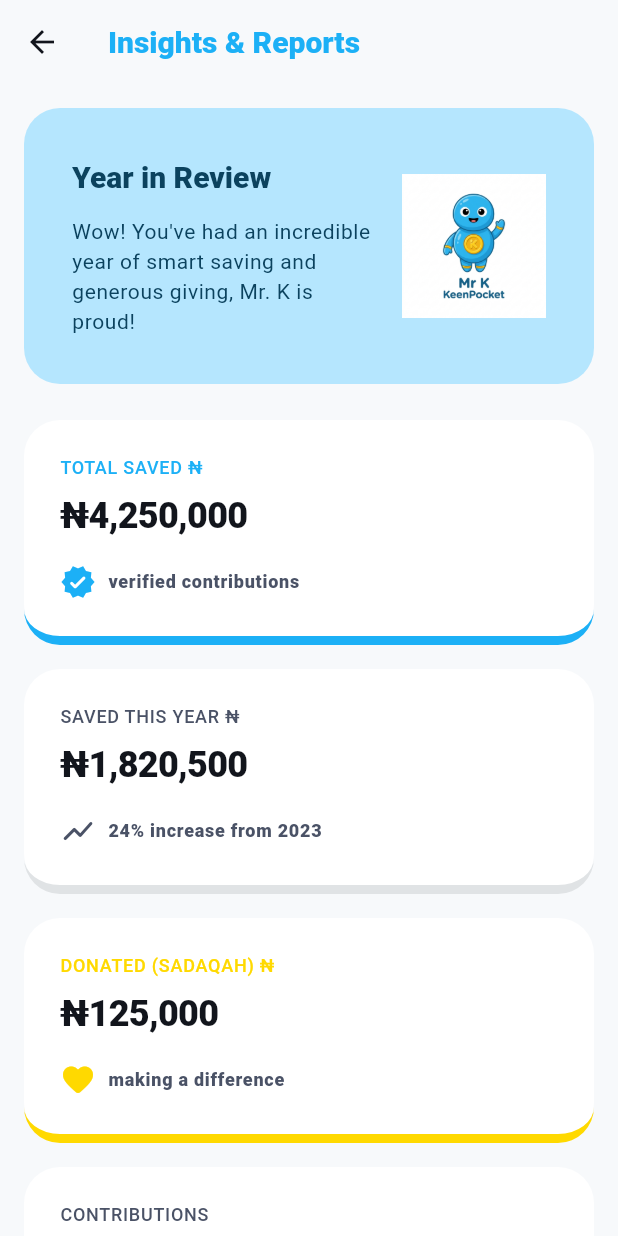
After one commit to devpsys/keen-pocket-v2, a Flutter app: the InsightsReportsPage screen opened directly, on a phone screen of 412 x 824 dp. The commit adds this screen. Run offline on Flutter 3.47's test engine with Material 3 defaults, Android fonts, the phone set to English and light mode, and no system bars; our stand-ins replace connectivity_plus, dio, drift, drift_flutter, flutter_bloc, flutter_secure_storage and 6 more; missing offline and left inert: analyzer, custom_lint_builder; accounts and stored records are empty; generated files the repository leaves out were written again; Roboto replaces fonts that are missing (Nunito).

Commit message:
feat(discovery): add Year-in-Review insights screen (phone + tablet), opened from Discover

```diff
--- a/lib/core/localization/arb/app_en.arb
+++ b/lib/core/localization/arb/app_en.arb
@@ -397,6 +397,25 @@
   "exploreCircleOrganiser": "{circle} Organiser",
   "@exploreCircleOrganiser": { "placeholders": { "circle": { "type": "String" } } },
   "exploreLimitedSpots": "Limited spots available.",
+  "insightsTitle": "Insights & Reports",
+  "insightsYearInReview": "Year in Review",
+  "insightsHeroBody": "Wow! You've had an incredible year of smart saving and generous giving, Mr. K is proud!",
+  "insightsTotalSaved": "Total Saved ₦",
+  "insightsTotalSavedCaption": "verified contributions",
+  "insightsSavedThisYear": "Saved This Year ₦",
+  "insightsSavedThisYearCaption": "24% increase from 2023",
+  "insightsDonated": "Donated (Sadaqah) ₦",
+  "insightsDonatedCaption": "making a difference",
+  "insightsContributions": "Contributions",
+  "insightsContributionsCaption": "verified transactions",
+  "insightsPockets": "Pockets",
+  "insightsPocketsCaption": "active goals",
+  "insightsAdashi": "Adashi",
+  "insightsAdashiCaption": "community circles",
+  "insightsFootnote": "KeenPocket keeps the records — it never holds your money.",
+  "insightsShareMyYear": "Share My Year",
+  "insightsMrKAdvice": "Mr. K's Advice",
+  "insightsMrKAdviceBody": "Building wealth is a marathon, not a sprint. Your consistency this year is truly inspiring. Why not aim for a 5% increase in your Sadaqah next month?",
 
   "friendsTitle": "Friends & Invites",
   "friendsInviteTitle": "Invite friends",
--- /dev/null
+++ b/lib/features/discovery/presentation/pages/insights_reports_page.dart
@@ -0,0 +1,33 @@
+import 'package:design_system/design_system.dart';
+import 'package:flutter/material.dart';
+
+import 'package:keenpockets/app/app_nav.dart';
+import 'package:keenpockets/core/localization/l10n_extension.dart';
+import 'package:keenpockets/features/discovery/presentation/widgets/insights_reports_phone_view.dart';
+import 'package:keenpockets/features/discovery/presentation/widgets/insights_reports_tablet_view.dart';
+
+/// "Year in Review" insights & reports (designs `insights_reports` / `_tablet`).
+/// Presentation-only: rendered from placeholder fixtures.
+class InsightsReportsPage extends StatelessWidget {
+  const InsightsReportsPage({super.key});
+
+  @override
+  Widget build(BuildContext context) {
+    return AppTabletShell(
+      body: Scaffold(
+        appBar: AppBar(
+          scrolledUnderElevation: 0,
+          title: Text(
+            context.l10n.insightsTitle,
+            style: context.textTheme.titleLarge?.copyWith(
+              color: context.colorScheme.primary,
+            ),
+          ),
+        ),
+        body: context.isExpanded
+            ? const InsightsReportsTabletView()
+            : const InsightsReportsPhoneView(),
+      ),
+    );
+  }
+}
--- /dev/null
+++ b/lib/features/discovery/presentation/widgets/insights_hero.dart
@@ -0,0 +1,43 @@
+import 'package:design_system/design_system.dart';
+import 'package:flutter/material.dart';
+
+import 'package:keenpockets/core/localization/l10n_extension.dart';
+
+/// "Year in Review" hero banner with a celebrating mascot.
+class InsightsHero extends StatelessWidget {
+  const InsightsHero({super.key});
+
+  @override
+  Widget build(BuildContext context) {
+    final onHero = context.colorScheme.onPrimaryContainer;
+    return Container(
+      padding: const EdgeInsets.all(KpSpacing.xl),
+      decoration: BoxDecoration(
+        color: context.colorScheme.primaryContainer,
+        borderRadius: KpRadii.allXl,
+      ),
+      child: Row(
+        children: [
+          Expanded(
+            child: Column(
+              crossAxisAlignment: CrossAxisAlignment.start,
+              children: [
+                Text(
+                  context.l10n.insightsYearInReview,
+                  style: context.textTheme.titleLarge?.copyWith(color: onHero),
+                ),
+                const Gap.s(),
+                Text(
+                  context.l10n.insightsHeroBody,
+                  style: context.textTheme.bodySmall?.copyWith(color: onHero),
+                ),
+              ],
+            ),
+          ),
+          const Gap.m(horizontal: true),
+          const KpMascot.celebrate(size: 96),
+        ],
+      ),
+    );
+  }
+}
--- /dev/null
+++ b/lib/features/discovery/presentation/widgets/insights_reports_fixtures.dart
@@ -0,0 +1,9 @@
+// PRESENTATION-ONLY placeholder data for the "Year in Review" insights screen
+// (designs `insights_reports` / `_tablet`). Pre-formatted display values.
+
+const kInsightTotalSaved = '₦4,250,000';
+const kInsightSavedThisYear = '₦1,820,500';
+const kInsightDonated = '₦125,000';
+const kInsightContributions = '342';
+const kInsightPockets = '12';
+const kInsightAdashi = '3';
--- /dev/null
+++ b/lib/features/discovery/presentation/widgets/insights_reports_phone_view.dart
@@ -0,0 +1,27 @@
+import 'package:design_system/design_system.dart';
+import 'package:flutter/material.dart';
+
+import 'package:keenpockets/features/discovery/presentation/widgets/insights_hero.dart';
+import 'package:keenpockets/features/discovery/presentation/widgets/insights_share_footer.dart';
+import 'package:keenpockets/features/discovery/presentation/widgets/insights_stat_card.dart';
+
+/// Phone layout for the "Year in Review" insights screen (design
+/// `insights_reports`): hero, a single column of metric cards, then the footer.
+class InsightsReportsPhoneView extends StatelessWidget {
+  const InsightsReportsPhoneView({super.key});
+
+  @override
+  Widget build(BuildContext context) {
+    return ListView(
+      padding: const EdgeInsets.all(KpSpacing.m),
+      children: [
+        const InsightsHero(),
+        const Gap.l(),
+        for (final card in insightStatCards(context)) ...[card, const Gap.m()],
+        const Gap.s(),
+        const InsightsShareFooter(),
+        const Gap.l(),
+      ],
+    );
+  }
+}
--- /dev/null
+++ b/lib/features/discovery/presentation/widgets/insights_stat_card.dart
@@ -0,0 +1,126 @@
+import 'package:design_system/design_system.dart';
+import 'package:flutter/material.dart';
+
+import 'package:keenpockets/core/localization/l10n_extension.dart';
+import 'package:keenpockets/features/discovery/presentation/widgets/insights_reports_fixtures.dart';
+
+/// Accent style for an [InsightsStatCard].
+enum InsightAccent { primary, amber, neutral }
+
+/// A single "Year in Review" metric card: label, big value, and a captioned
+/// icon footer (design `insights_reports`).
+class InsightsStatCard extends StatelessWidget {
+  const InsightsStatCard({
+    required this.label,
+    required this.value,
+    required this.caption,
+    required this.icon,
+    required this.accent,
+    super.key,
+  });
+
+  final String label;
+  final String value;
+  final String caption;
+  final IconData icon;
+  final InsightAccent accent;
+
+  @override
+  Widget build(BuildContext context) {
+    final (Color border, Color accentFg) = switch (accent) {
+      InsightAccent.primary => (
+        context.colorScheme.primary,
+        context.colorScheme.primary,
+      ),
+      InsightAccent.amber => (
+        context.colorScheme.secondary,
+        context.colorScheme.secondary,
+      ),
+      InsightAccent.neutral => (
+        context.colorScheme.surfaceContainerHighest,
+        context.colorScheme.onSurfaceVariant,
+      ),
+    };
+    return Container(
+      padding: const EdgeInsets.all(KpSpacing.l),
+      decoration: BoxDecoration(
+        color: context.colorScheme.surfaceContainerLowest,
+        borderRadius: KpRadii.allXl,
+        border: Border(bottom: BorderSide(color: border, width: 6)),
+      ),
+      child: Column(
+        crossAxisAlignment: CrossAxisAlignment.start,
+        children: [
+          Text(
+            label.toUpperCase(),
+            style: context.textTheme.labelMedium?.copyWith(color: accentFg),
+          ),
+          const Gap.xs(),
+          Text(value, style: context.textTheme.headlineMedium),
+          const Gap.m(),
+          Row(
+            children: [
+              Icon(icon, size: KpSpacing.l, color: accentFg),
+              const Gap.xs(horizontal: true),
+              Flexible(
+                child: Text(
+                  caption,
+                  style: context.textTheme.labelSmall?.copyWith(
+                    color: context.colorScheme.onSurfaceVariant,
+                  ),
+                ),
+              ),
+            ],
+          ),
+        ],
+      ),
+    );
+  }
+}
+
+/// The six "Year in Review" metric cards, in display order. Shared by the phone
+/// and tablet layouts.
+List<InsightsStatCard> insightStatCards(BuildContext context) => [
+  InsightsStatCard(
+    label: context.l10n.insightsTotalSaved,
+    value: kInsightTotalSaved,
+    caption: context.l10n.insightsTotalSavedCaption,
+    icon: KpIcons.verified,
+    accent: InsightAccent.primary,
+  ),
+  InsightsStatCard(
+    label: context.l10n.insightsSavedThisYear,
+    value: kInsightSavedThisYear,
+    caption: context.l10n.insightsSavedThisYearCaption,
+    icon: KpIcons.trend,
+    accent: InsightAccent.neutral,
+  ),
+  InsightsStatCard(
+    label: context.l10n.insightsDonated,
+    value: kInsightDonated,
+    caption: context.l10n.insightsDonatedCaption,
+    icon: Icons.favorite_rounded,
+    accent: InsightAccent.amber,
+  ),
+  InsightsStatCard(
+    label: context.l10n.insightsContributions,
+    value: kInsightContributions,
+    caption: context.l10n.insightsContributionsCaption,
+    icon: Icons.receipt_long_rounded,
+    accent: InsightAccent.neutral,
+  ),
+  InsightsStatCard(
+    label: context.l10n.insightsPockets,
+    value: kInsightPockets,
+    caption: context.l10n.insightsPocketsCaption,
+    icon: KpIcons.wallet,
+    accent: InsightAccent.neutral,
+  ),
+  InsightsStatCard(
+    label: context.l10n.insightsAdashi,
+    value: kInsightAdashi,
+    caption: context.l10n.insightsAdashiCaption,
+    icon: KpIcons.group,
+    accent: InsightAccent.neutral,
+  ),
+];
```
Also changed, not shown: lib/core/localization/arb/app_es.arb (+19 -0 lines), lib/features/discovery/presentation/pages/discovery_page.dart (+8 -0 lines), lib/features/discovery/presentation/widgets/insights_reports_tablet_view.dart (added, +95 -0 lines), lib/features/discovery/presentation/widgets/insights_share_footer.dart (added, +39 -0 lines), lib/core/localization/generated/app_localizations.dart, lib/core/localization/generated/app_localizations_en.dart, lib/core/localization/generated/app_localizations_es.dart, 1 other file.
